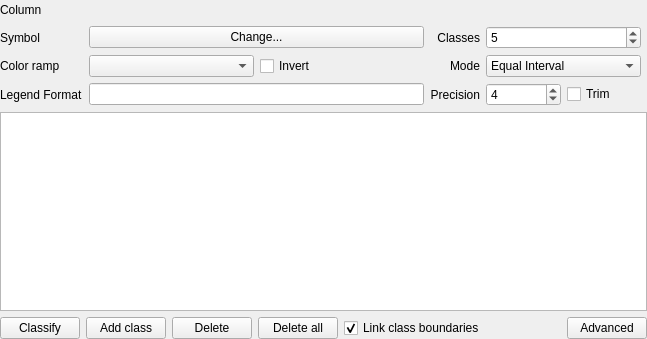
First picture: the form in src/ui/qgsgraduatedsymbolrendererv2widget.ui, repository qgis/QGIS, before the edit.
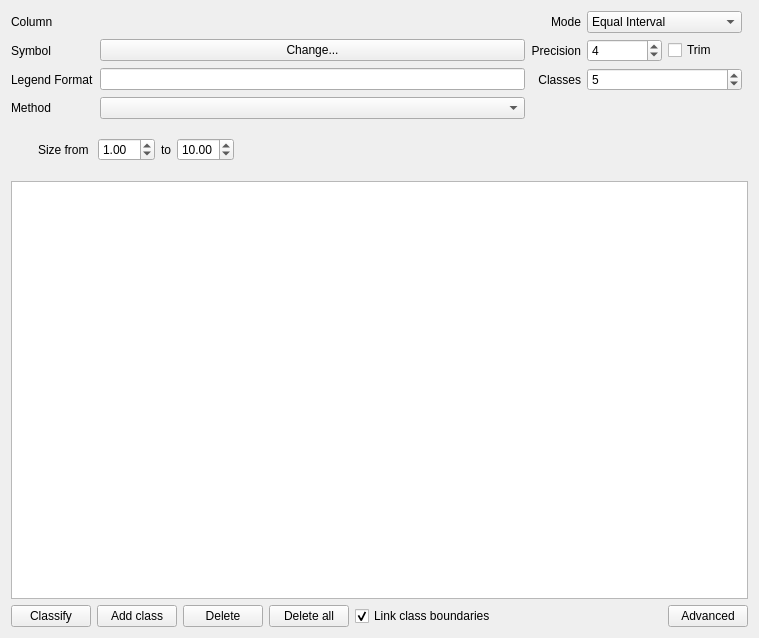
Second picture: the form after the edit. The open tabs and pages were chosen to show the change. Custom widgets are drawn as their Qt base class.

Commit message:
[feature] graduated with varying size
The graduated symbol renderer now allows to use varying size instead of
varying color.

The classification remains the same an tabbed size/color in the gui
allows the use to choose one type or the other.

```diff
--- a/src/ui/qgsgraduatedsymbolrendererv2widget.ui
+++ b/src/ui/qgsgraduatedsymbolrendererv2widget.ui
@@ -6,20 +6,130 @@
    <rect>
     <x>0</x>
     <y>0</y>
-    <width>647</width>
-    <height>339</height>
+    <width>759</width>
+    <height>638</height>
    </rect>
   </property>
-  <layout class="QVBoxLayout" name="verticalLayout">
-   <property name="margin">
-    <number>0</number>
-   </property>
-   <item>
+  <layout class="QGridLayout" name="gridLayout">
+   <item row="2" column="0" colspan="4">
+    <widget class="QTreeView" name="viewGraduated">
+     <property name="contextMenuPolicy">
+      <enum>Qt::CustomContextMenu</enum>
+     </property>
+     <property name="showDropIndicator" stdset="0">
+      <bool>true</bool>
+     </property>
+     <property name="dragDropMode">
+      <enum>QAbstractItemView::InternalMove</enum>
+     </property>
+     <property name="selectionMode">
+      <enum>QAbstractItemView::ExtendedSelection</enum>
+     </property>
+     <property name="rootIsDecorated">
+      <bool>false</bool>
+     </property>
+     <property name="itemsExpandable">
+      <bool>false</bool>
+     </property>
+     <property name="sortingEnabled">
+      <bool>true</bool>
+     </property>
+    </widget>
+   </item>
+   <item row="0" column="0" colspan="4">
     <layout class="QGridLayout">
      <property name="rightMargin">
       <number>6</number>
      </property>
+     <item row="4" column="0">
+      <widget class="QLabel" name="label_4">
+       <property name="text">
+        <string>Column</string>
+       </property>
+      </widget>
+     </item>
+     <item row="5" column="2">
+      <widget class="QLabel" name="label_16">
+       <property name="text">
+        <string>Precision</string>
+       </property>
+       <property name="alignment">
+        <set>Qt::AlignRight|Qt::AlignTrailing|Qt::AlignVCenter</set>
+       </property>
+       <property name="buddy">
+        <cstring>spinPrecision</cstring>
+       </property>
+      </widget>
+     </item>
      <item row="6" column="3">
+      <widget class="QSpinBox" name="spinGraduatedClasses">
+       <property name="sizePolicy">
+        <sizepolicy hsizetype="Minimum" vsizetype="Fixed">
+         <horstretch>0</horstretch>
+         <verstretch>0</verstretch>
+        </sizepolicy>
+       </property>
+       <property name="minimum">
+        <number>1</number>
+       </property>
+       <property name="maximum">
+        <number>999</number>
+       </property>
+       <property name="value">
+        <number>5</number>
+       </property>
+      </widget>
+     </item>
+     <item row="4" column="2">
+      <widget class="QLabel" name="label_8">
+       <property name="text">
+        <string>Mode</string>
+       </property>
+       <property name="alignment">
+        <set>Qt::AlignRight|Qt::AlignTrailing|Qt::AlignVCenter</set>
+       </property>
+       <property name="buddy">
+        <cstring>cboGraduatedMode</cstring>
+       </property>
+      </widget>
+     </item>
+     <item row="4" column="1">
+      <layout class="QHBoxLayout" name="horizontalLayout">
+       <property name="topMargin">
+        <number>0</number>
+       </property>
+       <item>
+        <widget class="QgsFieldExpressionWidget" name="mExpressionWidget" native="true">
+         <property name="minimumSize">
+          <size>
+           <width>10</width>
+           <height>0</height>
+          </size>
+         </property>
+         <property name="maximumSize">
+          <size>
+           <width>500</width>
+           <height>16777215</height>
+          </size>
+         </property>
+        </widget>
+       </item>
+       <item>
+        <spacer name="horizontalSpacer">
+         <property name="orientation">
+          <enum>Qt::Horizontal</enum>
+         </property>
+         <property name="sizeHint" stdset="0">
+          <size>
+           <width>40</width>
+           <height>20</height>
+          </size>
+         </property>
+        </spacer>
+       </item>
+      </layout>
+     </item>
+     <item row="5" column="3">
       <layout class="QHBoxLayout" name="horizontalLayout_7">
        <item>
         <widget class="QSpinBox" name="spinPrecision">
@@ -57,41 +167,17 @@
        </item>
       </layout>
      </item>
-     <item row="6" column="1">
-      <widget class="QLineEdit" name="txtFormat">
-       <property name="toolTip">
-        <string>Template for the legend text associated with each classification.  
-Use &quot;%1&quot; for the lower bound of the classification, and &quot;%2&quot; for the upper bound.</string>
-       </property>
-       <property name="alignment">
-        <set>Qt::AlignLeading|Qt::AlignLeft|Qt::AlignVCenter</set>
-       </property>
-      </widget>
-     </item>
-     <item row="5" column="2">
-      <widget class="QLabel" name="label_8">
-       <property name="text">
-        <string>Mode</string>
-       </property>
-       <property name="alignment">
-        <set>Qt::AlignRight|Qt::AlignTrailing|Qt::AlignVCenter</set>
-       </property>
-       <property name="buddy">
-        <cstring>cboGraduatedMode</cstring>
-       </property>
-      </widget>
-     </item>
      <item row="5" column="0">
-      <widget class="QLabel" name="label_7">
+      <widget class="QLabel" name="label_6">
        <property name="text">
-        <string>Color ramp</string>
+        <string>Symbol</string>
        </property>
        <property name="buddy">
         <cstring>cboGraduatedColorRamp</cstring>
        </property>
       </widget>
      </item>
-     <item row="5" column="3">
+     <item row="4" column="3">
       <widget class="QComboBox" name="cboGraduatedMode">
        <item>
         <property name="text">
@@ -120,17 +206,35 @@
        </item>
       </widget>
      </item>
-     <item row="4" column="0">
-      <widget class="QLabel" name="label_6">
+     <item row="6" column="1">
+      <layout class="QHBoxLayout" name="horizontalLayout_6">
+       <item>
+        <widget class="QLineEdit" name="txtLegendFormat">
+         <property name="toolTip">
+          <string>Template for the legend text associated with each classification.  
+Use &quot;%1&quot; for the lower bound of the classification, and &quot;%2&quot; for the upper bound.</string>
+         </property>
+         <property name="alignment">
+          <set>Qt::AlignLeading|Qt::AlignLeft|Qt::AlignVCenter</set>
+         </property>
+        </widget>
+       </item>
+      </layout>
+     </item>
+     <item row="6" column="0">
+      <widget class="QLabel" name="label">
        <property name="text">
-        <string>Symbol</string>
+        <string>Legend Format</string>
+       </property>
+       <property name="alignment">
+        <set>Qt::AlignLeading|Qt::AlignLeft|Qt::AlignVCenter</set>
        </property>
        <property name="buddy">
         <cstring>btnChangeGraduatedSymbol</cstring>
        </property>
       </widget>
      </item>
-     <item row="4" column="1">
+     <item row="5" column="1">
       <widget class="QPushButton" name="btnChangeGraduatedSymbol">
        <property name="sizePolicy">
         <sizepolicy hsizetype="Minimum" vsizetype="Fixed">
@@ -143,26 +247,7 @@
        </property>
       </widget>
      </item>
-     <item row="4" column="3">
-      <widget class="QSpinBox" name="spinGraduatedClasses">
-       <property name="sizePolicy">
-        <sizepolicy hsizetype="Minimum" vsizetype="Fixed">
-         <horstretch>0</horstretch>
-         <verstretch>0</verstretch>
-        </sizepolicy>
-       </property>
-       <property name="minimum">
-        <number>1</number>
-       </property>
-       <property name="maximum">
-        <number>999</number>
-       </property>
-       <property name="value">
-        <number>5</number>
-       </property>
-      </widget>
-     </item>
-     <item row="4" column="2">
+     <item row="6" column="2">
       <widget class="QLabel" name="label_5">
        <property name="text">
         <string>Classes</string>
@@ -175,117 +260,19 @@
        </property>
       </widget>
      </item>
-     <item row="5" column="1">
-      <layout class="QHBoxLayout" name="horizontalLayout_2">
-       <item>
-        <widget class="QgsColorRampComboBox" name="cboGraduatedColorRamp"/>
-       </item>
-       <item>
-        <widget class="QCheckBox" name="cbxInvertedColorRamp">
-         <property name="text">
-          <string>Invert</string>
-         </property>
-        </widget>
-       </item>
-      </layout>
-     </item>
-     <item row="2" column="0">
-      <widget class="QLabel" name="label_4">
+     <item row="7" column="0">
+      <widget class="QLabel" name="label_3">
        <property name="text">
-        <string>Column</string>
+        <string>Method</string>
        </property>
       </widget>
      </item>
-     <item row="2" column="1" colspan="2">
-      <layout class="QHBoxLayout" name="horizontalLayout">
-       <property name="topMargin">
-        <number>0</number>
-       </property>
-       <item>
-        <widget class="QgsFieldExpressionWidget" name="mExpressionWidget" native="true">
-         <property name="minimumSize">
-          <size>
-           <width>0</width>
-           <height>0</height>
-          </size>
-         </property>
-         <property name="maximumSize">
-          <size>
-           <width>500</width>
-           <height>16777215</height>
-          </size>
-         </property>
-        </widget>
-       </item>
-       <item>
-        <spacer name="horizontalSpacer">
-         <property name="orientation">
-          <enum>Qt::Horizontal</enum>
-         </property>
-         <property name="sizeHint" stdset="0">
-          <size>
-           <width>40</width>
-           <height>20</height>
-          </size>
-         </property>
-        </spacer>
-       </item>
-      </layout>
-     </item>
-     <item row="6" column="0">
-      <widget class="QLabel" name="label">
-       <property name="text">
-        <string>Legend Format</string>
-       </property>
-       <property name="alignment">
-        <set>Qt::AlignLeading|Qt::AlignLeft|Qt::AlignVCenter</set>
-       </property>
-       <property name="buddy">
-        <cstring>txtFormat</cstring>
-       </property>
-      </widget>
-     </item>
-     <item row="6" column="2">
-      <widget class="QLabel" name="label_16">
-       <property name="text">
-        <string>Precision</string>
-       </property>
-       <property name="alignment">
-        <set>Qt::AlignRight|Qt::AlignTrailing|Qt::AlignVCenter</set>
-       </property>
-       <property name="buddy">
-        <cstring>spinPrecision</cstring>
-       </property>
-      </widget>
+     <item row="7" column="1">
+      <widget class="QComboBox" name="methodComboBox"/>
      </item>
     </layout>
    </item>
-   <item>
-    <widget class="QTreeView" name="viewGraduated">
-     <property name="contextMenuPolicy">
-      <enum>Qt::CustomContextMenu</enum>
-     </property>
-     <property name="showDropIndicator" stdset="0">
-      <bool>true</bool>
-     </property>
-     <property name="dragDropMode">
-      <enum>QAbstractItemView::InternalMove</enum>
-     </property>
-     <property name="selectionMode">
-      <enum>QAbstractItemView::ExtendedSelection</enum>
-     </property>
-     <property name="rootIsDecorated">
-      <bool>false</bool>
-     </property>
-     <property name="itemsExpandable">
-      <bool>false</bool>
-     </property>
-     <property name="sortingEnabled">
-      <bool>true</bool>
-     </property>
-    </widget>
-   </item>
-   <item>
+   <item row="3" column="0" colspan="4">
     <layout class="QHBoxLayout" name="_2">
      <item>
       <widget class="QPushButton" name="btnGraduatedClassify">
@@ -347,6 +334,123 @@
      </item>
     </layout>
    </item>
+   <item row="1" column="3">
+    <widget class="QStackedWidget" name="stackedWidget">
+     <property name="sizePolicy">
+      <sizepolicy hsizetype="Preferred" vsizetype="Minimum">
+       <horstretch>0</horstretch>
+       <verstretch>0</verstretch>
+      </sizepolicy>
+     </property>
+     <property name="maximumSize">
+      <size>
+       <width>16777215</width>
+       <height>50</height>
+      </size>
+     </property>
+     <property name="currentIndex">
+      <number>0</number>
+     </property>
+     <widget class="QWidget" name="page">
+      <layout class="QGridLayout" name="gridLayout_2">
+       <item row="0" column="3">
+        <widget class="QCheckBox" name="cbxInvertedColorRamp">
+         <property name="text">
+          <string>Invert</string>
+         </property>
+        </widget>
+       </item>
+       <item row="0" column="1">
+        <widget class="QLabel" name="label_7">
+         <property name="text">
+          <string>Color ramp</string>
+         </property>
+         <property name="buddy">
+          <cstring>cboGraduatedColorRamp</cstring>
+         </property>
+        </widget>
+       </item>
+       <item row="0" column="2">
+        <widget class="QgsColorRampComboBox" name="cboGraduatedColorRamp"/>
+       </item>
+       <item row="0" column="4">
+        <spacer name="horizontalSpacer_2">
+         <property name="orientation">
+          <enum>Qt::Horizontal</enum>
+         </property>
+         <property name="sizeHint" stdset="0">
+          <size>
+           <width>208</width>
+           <height>20</height>
+          </size>
+         </property>
+        </spacer>
+       </item>
+      </layout>
+     </widget>
+     <widget class="QWidget" name="page_2">
+      <layout class="QGridLayout" name="gridLayout_4">
+       <item row="0" column="2">
+        <widget class="QDoubleSpinBox" name="minSizeSpinBox">
+         <property name="value">
+          <double>1.000000000000000</double>
+         </property>
+        </widget>
+       </item>
+       <item row="0" column="4">
+        <widget class="QDoubleSpinBox" name="maxSizeSpinBox">
+         <property name="value">
+          <double>10.000000000000000</double>
+         </property>
+        </widget>
+       </item>
+       <item row="0" column="5">
+        <widget class="QgsUnitSelectionWidget" name="mSizeUnitWidget" native="true">
+         <property name="minimumSize">
+          <size>
+           <width>14</width>
+           <height>0</height>
+          </size>
+         </property>
+         <property name="focusPolicy">
+          <enum>Qt::StrongFocus</enum>
+         </property>
+        </widget>
+       </item>
+       <item row="0" column="3">
+        <widget class="QLabel" name="label_2">
+         <property name="text">
+          <string>to</string>
+         </property>
+        </widget>
+       </item>
+       <item row="0" column="1">
+        <widget class="QLabel" name="label_10">
+         <property name="text">
+          <string>Size from </string>
+         </property>
+         <property name="buddy">
+          <cstring>cboGraduatedColorRamp</cstring>
+         </property>
+        </widget>
+       </item>
+       <item row="0" column="6">
+        <spacer name="horizontalSpacer_3">
+         <property name="orientation">
+          <enum>Qt::Horizontal</enum>
+         </property>
+         <property name="sizeHint" stdset="0">
+          <size>
+           <width>190</width>
+           <height>20</height>
+          </size>
+         </property>
+        </spacer>
+       </item>
+      </layout>
+     </widget>
+    </widget>
+   </item>
   </layout>
  </widget>
  <customwidgets>
@@ -361,6 +465,12 @@
    <header location="global">qgsfieldexpressionwidget.h</header>
    <container>1</container>
   </customwidget>
+  <customwidget>
+   <class>QgsUnitSelectionWidget</class>
+   <extends>QWidget</extends>
+   <header>qgsunitselectionwidget.h</header>
+   <container>1</container>
+  </customwidget>
  </customwidgets>
  <tabstops>
   <tabstop>btnChangeGraduatedSymbol</tabstop>
```
Left out of the diff: 15 changed lines with no effect on the pictures. The commit also changes 7 other files.
